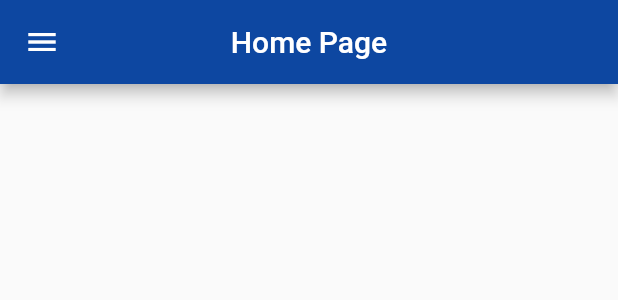
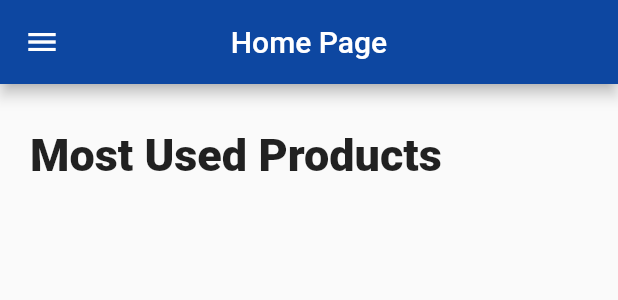
Before and after one commit to berkturetken/secure-framework-app, a Flutter app: the CustomDrawer widget shown alone on an empty page, opened directly, after a tap on "Home Page", on a phone screen of 412 x 824 dp. Shown: the top 300 px of the screen. Run offline on Flutter 3.47's test engine with Material 2 defaults, Android fonts, the phone set to English and light mode, and no system bars; our stand-ins replace flutter_secure_storage, flutter_svg, flutter_switch, rflutter_alert; missing offline and left inert: encrypt; accounts and stored records are empty.

Commit message:
See the description for changes
1) Removed hard-coded data in the navigation drawer and replaced by the real products of the current user
2) Changed Home Screen heading to "Most Used Products"

```diff
--- a/lib/components/CustomDrawer.dart
+++ b/lib/components/CustomDrawer.dart
@@ -2,10 +2,12 @@ import 'package:flutter/material.dart';
 import 'package:secure_framework_app/screens/addResident/AddResidentScreen.dart';
 import 'package:secure_framework_app/screens/home/HomeScreen.dart';
 import 'package:secure_framework_app/screens/login/loginScreen.dart';
-import 'package:secure_framework_app/screens/productDetail/ProductDetailScreen.dart';
 import 'package:secure_framework_app/components/constants.dart';
 import 'package:secure_framework_app/screens/login/services/UserProvider.dart';
 import 'package:provider/provider.dart';
+import 'package:secure_framework_app/screens/login/services/UserData.dart';
+import 'package:secure_framework_app/screens/home/services/ProductData.dart';
+import 'package:secure_framework_app/screens/productDetail/ProductDetailScreen.dart';
 
 class CustomDrawer extends StatefulWidget {
   @override
@@ -16,6 +18,7 @@ class _CustomDrawerState extends State<CustomDrawer> {
   @override
   Widget build(BuildContext context) {
     final userProvider = Provider.of<UserProvider>(context);
+    User currentUser = userProvider.user;
 
     return Drawer(
       child: ListView(
@@ -23,7 +26,7 @@ class _CustomDrawerState extends State<CustomDrawer> {
         children: <Widget>[
           _drawerHeader(),
           _drawerItemHomePage(context),
-          _drawerItemMyProducts(context),
+          _drawerItemMyProducts(currentUser, context),
           _drawerItemAddResident(context),
           Divider(),
           _drawerItemLogout(userProvider),
@@ -69,39 +72,33 @@ class _CustomDrawerState extends State<CustomDrawer> {
   }
 
   // Drawer Item - My Products
-  ExpansionTile _drawerItemMyProducts(BuildContext context) {
+  ExpansionTile _drawerItemMyProducts(User user, BuildContext context) {
     return ExpansionTile(
       leading: Icon(Icons.perm_device_information),
       title: Text('My Products'),
       trailing: Icon(Icons.arrow_drop_down),
       children: <Widget>[
-        ListTile(
-          leading: Icon(Icons.home),
-          title: Text('Home Sweet Home'),
-          trailing: Icon(Icons.arrow_right),
-          onTap: () {
-            Navigator.of(context)
-                .pushReplacementNamed(ProductDetailScreen.routeName);
-          },
-        ),
-        ListTile(
-          leading: Icon(Icons.home),
-          title: Text('Summer House'),
-          trailing: Icon(Icons.arrow_right),
-          onTap: () {
-            Navigator.of(context)
-                .pushReplacementNamed(ProductDetailScreen.routeName);
-          },
-        ),
-        ListTile(
-          leading: Icon(Icons.home),
-          title: Text('Rented House-1'),
-          trailing: Icon(Icons.arrow_right),
-          onTap: () {
-            Navigator.pop(context);
-          },
-        ),
+        ListView.builder(
+            physics: NeverScrollableScrollPhysics(),
+            shrinkWrap: true,
+            itemCount: user.products.length,
+            itemBuilder: (context, index) =>
+                _listTile(user.products[index], context)),
       ],
+    );
+  }
+
+  // List tile - i.e. products
+  ListTile _listTile(Product product, BuildContext context) {
+    return ListTile(
+      leading: Icon(Icons.home),
+      title: Text(product.productName),
+      trailing: Icon(Icons.arrow_right),
+      onTap: () {
+        Navigator.of(context).pushReplacementNamed(
+            ProductDetailScreen.routeName,
+            arguments: product);
+      },
     );
   }
 
@@ -145,5 +142,4 @@ class _CustomDrawerState extends State<CustomDrawer> {
     print("Logging out from the app...");
     Navigator.of(context).pushReplacementNamed(LoginScreen.routeName);
   }
-
 }
--- a/lib/screens/home/HomeScreen.dart
+++ b/lib/screens/home/HomeScreen.dart
@@ -24,7 +24,6 @@ class _HomeScreenState extends State<HomeScreen> {
 
     return Scaffold(
         appBar: AppBar(
-        //automaticallyImplyLeading: false,
           centerTitle: true,
           title: Text("Home Page"),
           backgroundColor: Colors.blue[900],
@@ -35,18 +34,29 @@ class _HomeScreenState extends State<HomeScreen> {
             child: Column(
               crossAxisAlignment: CrossAxisAlignment.start,
               children: <Widget>[
+                Container(
+                  margin: EdgeInsets.fromLTRB(0, 10, 0, 20),
+                  child: Text(
+                    "Most Used Products",
+                    textAlign: TextAlign.start,
+                    style: TextStyle(
+                      fontSize: 30,
+                      fontWeight: FontWeight.w900,
+                    ),
+                  ),
+                ),
                 ListView.builder(
                   physics: NeverScrollableScrollPhysics(),
                   shrinkWrap: true,
                   itemCount: user.products.length,
-                itemBuilder: (context, index) => _myProductsCard(user.products[index], context),
+                  itemBuilder: (context, index) =>
+                      _myProductsCard(user.products[index], context),
                 ),
               ],
             ),
           ),
         ),
-      drawer: CustomDrawer()
-    );
+        drawer: CustomDrawer());
   }
 
   Widget _myProductsCard(Product product, BuildContext context) {
@@ -78,7 +88,9 @@ class _HomeScreenState extends State<HomeScreen> {
                     ),
                     color: Colors.blue,
                     onPressed: () {
-                      Navigator.of(context).pushNamed(ProductDetailScreen.routeName, arguments: product );
+                      Navigator.of(context).pushNamed(
+                          ProductDetailScreen.routeName,
+                          arguments: product);
                     },
                   ),
                 ],
```
Lines whose indentation alone changed are shown as unchanged.
